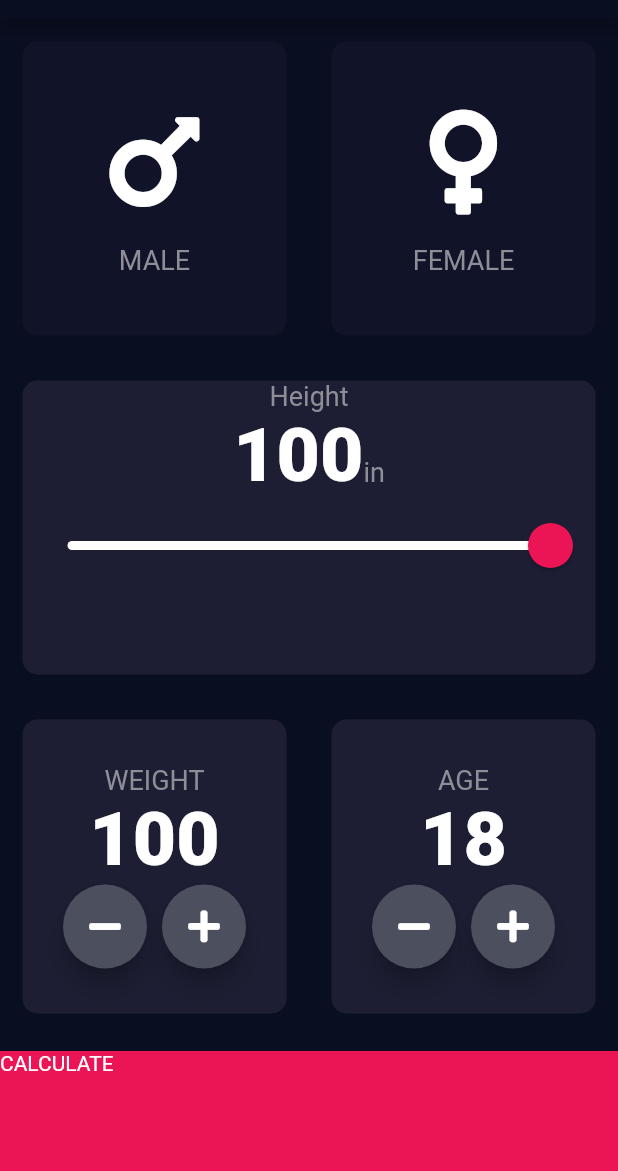
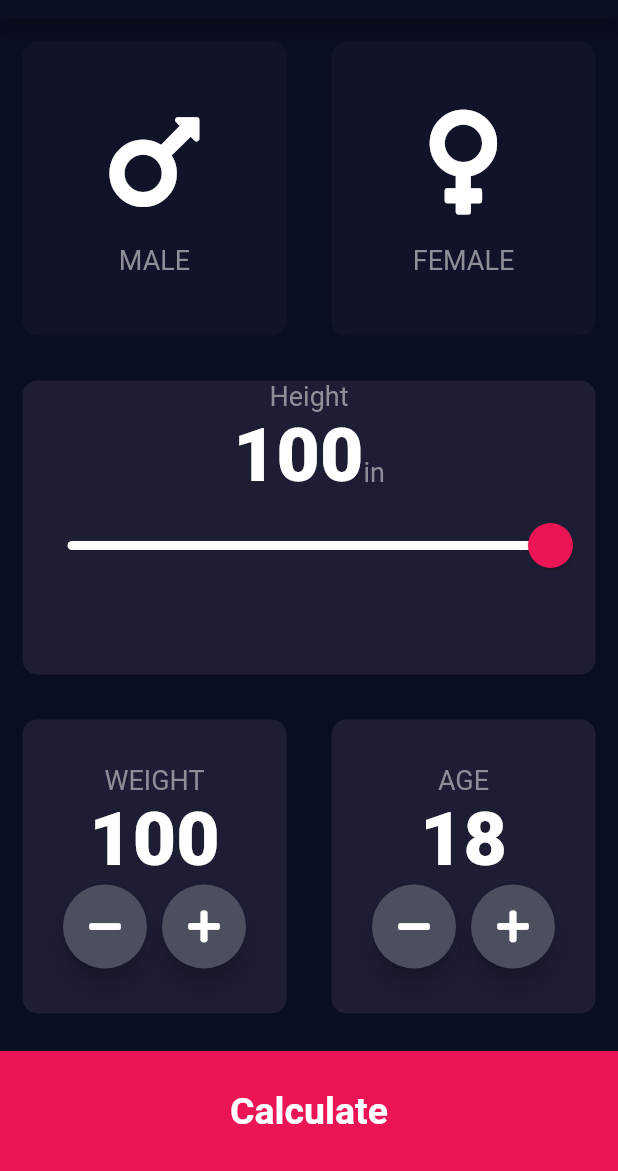
Before and after one commit to Terrence-Beckham/bmi_calc_app, a Flutter app: the screen it shows after launch, on a phone screen of 412 x 824 dp, the part 65-1236 px from its top. Run offline on Flutter 3.47's test engine with Material 2 defaults, Android fonts, the phone set to English and light mode, and no system bars; our stand-ins replace font_awesome_flutter.

Commit message:
Styled ResultPage, updated constants file, refactored code into  Directories

```diff
--- /dev/null
+++ b/lib/components/bottom_button.dart
@@ -0,0 +1,30 @@
+import 'package:flutter/material.dart';
+import '../constants.dart';
+
+class BottomButton extends StatelessWidget {
+  // ignore: use_key_in_widget_constructors
+  const BottomButton({required this.onTap, required this.buttonTitle});
+  final VoidCallback onTap;
+  final String buttonTitle;
+
+  @override
+  Widget build(BuildContext context) {
+    return GestureDetector(
+      onTap: onTap,
+      child: Container(
+        child: Center(
+          child: Text(
+            buttonTitle,
+            style: kLargeButtonTextStyle,
+          ),
+        ),
+        color: kBottomContainerColor,
+        //This only looks good on ios
+        //padding: const EdgeInsets.only(bottom: 20),
+        width: double.infinity,
+        margin: const EdgeInsets.only(top: 10),
+        height: kBottomContainerHeight,
+      ),
+    );
+  }
+}
--- a/lib/icon_content.dart
+++ b/lib/components/icon_content.dart
@@ -1,5 +1,5 @@
 import 'package:flutter/material.dart';
-import 'constants.dart';
+import '../constants.dart';
 
 class IconContent extends StatelessWidget {
   // ignore: use_key_in_widget_constructors, prefer_const_constructors_in_immutables
--- /dev/null
+++ b/lib/components/round_icon_button.dart
@@ -0,0 +1,20 @@
+import 'package:flutter/material.dart';
+
+class RoundIconButton extends StatelessWidget {
+  // ignore: use_key_in_widget_constructors
+  const RoundIconButton({required this.icon, required this.onPress});
+  final IconData icon;
+  final VoidCallback onPress;
+  @override
+  Widget build(BuildContext context) {
+    return RawMaterialButton(
+      child: Icon(icon),
+      constraints: const BoxConstraints.tightFor(width: 56.0, height: 56.0),
+      shape: const CircleBorder(),
+      // fillColor: const Color(0x00ff4c4f),
+      fillColor: const Color(0xFF4C4F5E), elevation: 6.0,
+
+      onPressed: onPress,
+    );
+  }
+}
--- a/lib/main.dart
+++ b/lib/main.dart
@@ -1,5 +1,5 @@
 import 'package:flutter/material.dart';
-import 'input_page.dart';
+import 'screens/input_page.dart';
 
 void main() => runApp(const BMICalculator());
 
--- a/lib/input_page.dart
+++ b/lib/screens/input_page.dart
@@ -1,10 +1,11 @@
-import 'dart:ui';
-import 'package:bmi_calc_app/results_page.dart';
+import 'package:bmi_calc_app/screens/results_page.dart';
+import 'package:bmi_calc_app/components/round_icon_button.dart';
 import 'package:flutter/material.dart';
 import 'package:font_awesome_flutter/font_awesome_flutter.dart';
-import 'reuseable_card.dart';
-import 'icon_content.dart';
-import 'constants.dart';
+import '../components/bottom_button.dart';
+import '../components/reuseable_card.dart';
+import '../components/icon_content.dart';
+import '../constants.dart';
 
 enum Gender { male, female, none }
 
@@ -202,7 +203,6 @@ class _InputPageState extends State<InputPage> {
                                   setState(() {
                                     age--;
                                   });
-                                  ;
                                 },
                               ),
                               const SizedBox(width: 10.0),
@@ -223,41 +223,18 @@ class _InputPageState extends State<InputPage> {
               ],
             ),
           ),
-          GestureDetector(
+
+          //Calculate Button
+          BottomButton(
+            buttonTitle: 'Calculate',
             onTap: () {
               Navigator.push(context, MaterialPageRoute(builder: (context) {
                 return const ResultsPage();
               }));
             },
-            child: Container(
-              child: const Text('CALCULATE'),
-              color: kBottomContainerColor,
-              width: double.infinity,
-              margin: const EdgeInsets.only(top: 10),
-              height: kBottomContainerHeight,
-            ),
           ),
         ],
       ),
     );
   }
 }
-
-class RoundIconButton extends StatelessWidget {
-  // ignore: use_key_in_widget_constructors
-  const RoundIconButton({required this.icon, required this.onPress});
-  final IconData icon;
-  final VoidCallback onPress;
-  @override
-  Widget build(BuildContext context) {
-    return RawMaterialButton(
-      child: Icon(icon),
-      constraints: const BoxConstraints.tightFor(width: 56.0, height: 56.0),
-      shape: const CircleBorder(),
-      // fillColor: const Color(0x00ff4c4f),
-      fillColor: const Color(0xFF4C4F5E), elevation: 6.0,
-
-      onPressed: onPress,
-    );
-  }
-}
```
Also changed, not shown: lib/constants.dart (+21 -0 lines), lib/results_page.dart (deleted, +0 -15 lines), lib/screens/results_page.dart (added, +61 -0 lines), lib/components/reuseable_card.dart (renamed from lib/reuseable_card.dart).
